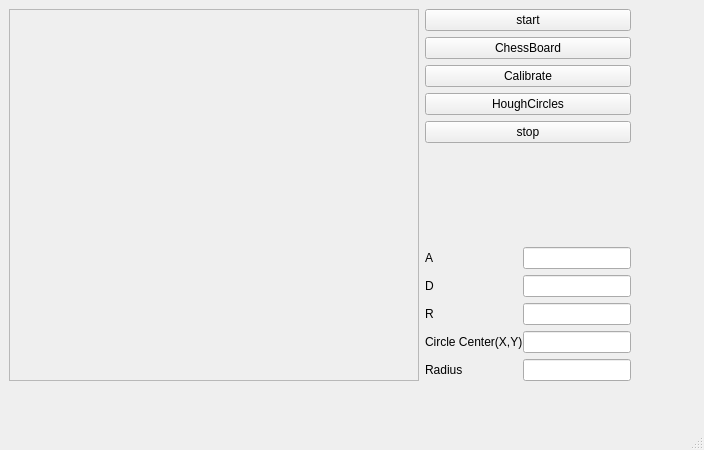
First picture: the form in UI/qtest/ui/testview.ui, repository mycruet/MVROS, before the edit.
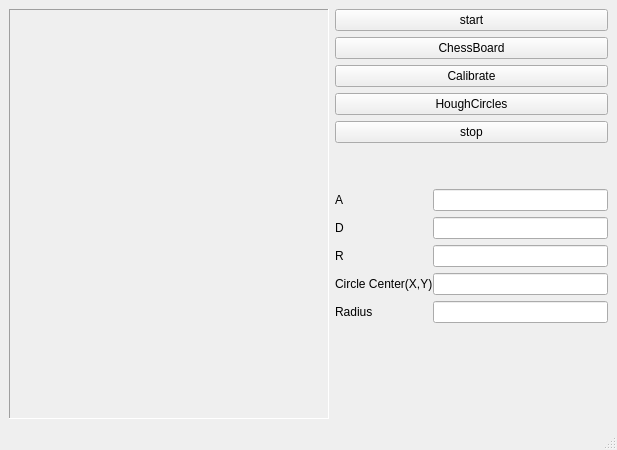
Second picture: the form after the edit.

Commit message: ui frame will change with image

What changed in the file:
```diff
--- a/UI/qtest/ui/testview.ui
+++ b/UI/qtest/ui/testview.ui
@@ -12,7 +12,7 @@
    <rect>
     <x>0</x>
     <y>0</y>
-    <width>704</width>
+    <width>617</width>
     <height>450</height>
    </rect>
   </property>
@@ -34,27 +34,27 @@
   <widget class="QWidget" name="centralwidget">
    <layout class="QHBoxLayout" name="horizontalLayout">
     <property name="sizeConstraint">
-     <enum>QLayout::SetFixedSize</enum>
+     <enum>QLayout::SetDefaultConstraint</enum>
     </property>
     <item>
      <widget class="QFrame" name="frame">
       <property name="minimumSize">
        <size>
-        <width>410</width>
-        <height>372</height>
+        <width>320</width>
+        <height>240</height>
        </size>
       </property>
       <property name="maximumSize">
        <size>
-        <width>410</width>
-        <height>372</height>
+        <width>16000</width>
+        <height>16000</height>
        </size>
       </property>
       <property name="frameShape">
-       <enum>QFrame::StyledPanel</enum>
+       <enum>QFrame::Panel</enum>
       </property>
       <property name="frameShadow">
-       <enum>QFrame::Raised</enum>
+       <enum>QFrame::Sunken</enum>
       </property>
      </widget>
     </item>
@@ -116,6 +116,9 @@
         <property name="orientation">
          <enum>Qt::Vertical</enum>
         </property>
+        <property name="sizeType">
+         <enum>QSizePolicy::Preferred</enum>
+        </property>
         <property name="sizeHint" stdset="0">
          <size>
           <width>20</width>
```
Left out of the diff: 2 changed lines with no effect on the pictures. The commit also changes 1 other file.
